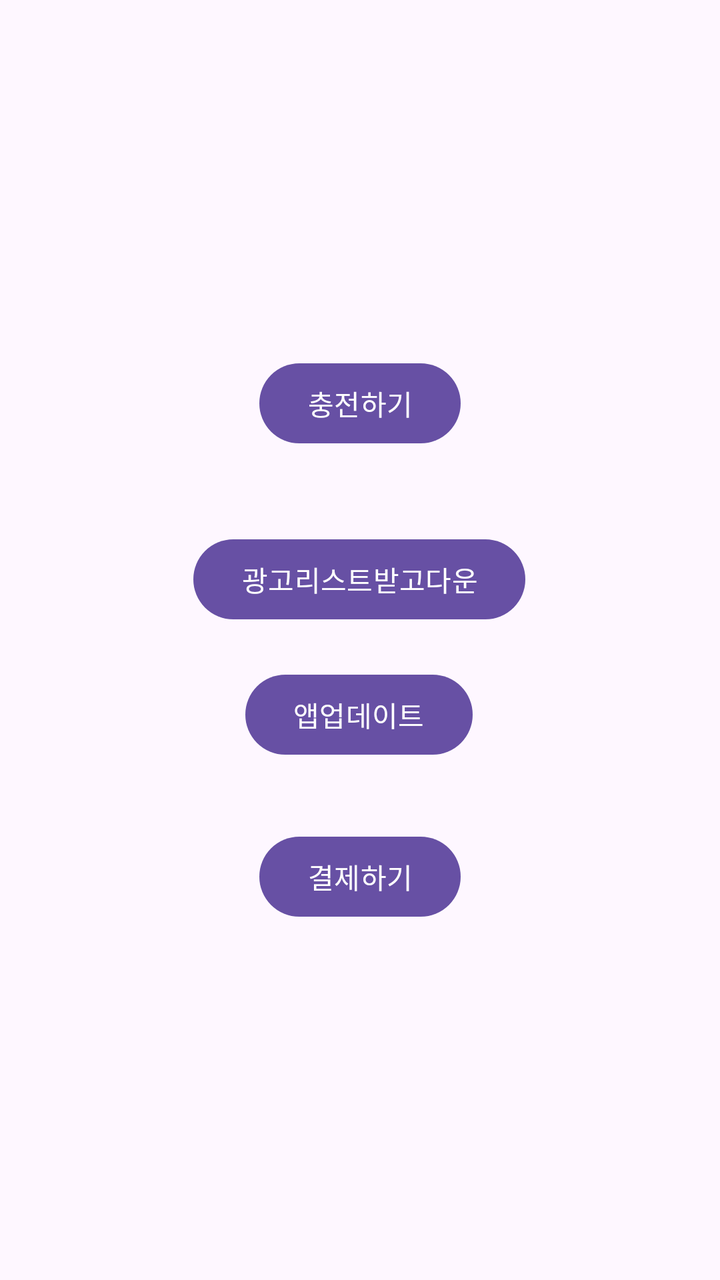
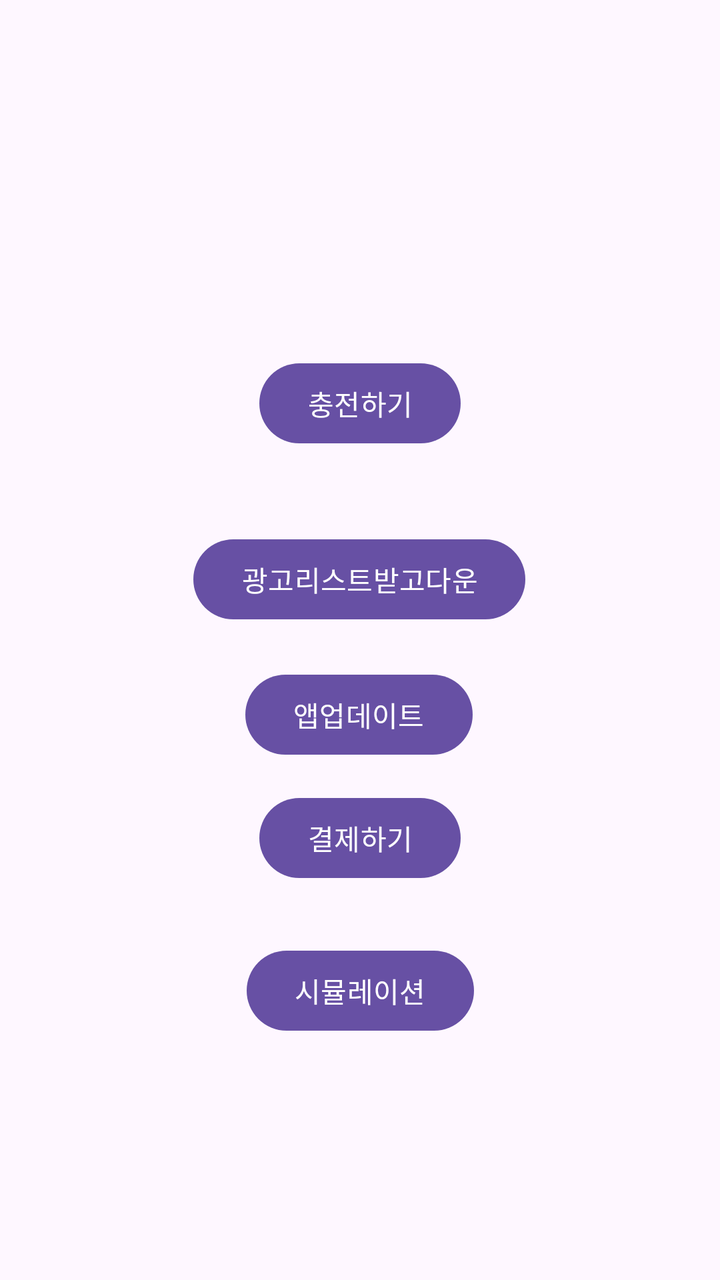

Screens rendered from an Android XML layout before and after an edit, with the pre-edit source and the edit as a unified diff.
<!-- AndroidManifest.xml: application theme Theme.Kiosk_electric_charger -->
<!-- res/layout/activity_second.xml -->
<?xml version="1.0" encoding="utf-8"?>
<androidx.constraintlayout.widget.ConstraintLayout xmlns:android="http://schemas.android.com/apk/res/android"
    xmlns:app="http://schemas.android.com/apk/res-auto"
    xmlns:tools="http://schemas.android.com/tools"
    android:layout_width="match_parent"
    android:layout_height="match_parent">

    <TextView
        android:id="@+id/second_version_tv"
        android:layout_width="wrap_content"
        android:layout_height="wrap_content"
        app:layout_constraintBottom_toBottomOf="parent"
        app:layout_constraintEnd_toEndOf="parent"
        app:layout_constraintHorizontal_bias="0.5"
        app:layout_constraintStart_toStartOf="parent"
        app:layout_constraintTop_toTopOf="parent"
        app:layout_constraintVertical_bias="0.95" />

    <Button
        android:id="@+id/second_btn01"
        android:layout_width="wrap_content"
        android:layout_height="wrap_content"
        android:text="충전하기"
        app:layout_constraintBottom_toBottomOf="parent"
        app:layout_constraintEnd_toEndOf="parent"
        app:layout_constraintStart_toStartOf="parent"
        app:layout_constraintTop_toTopOf="parent"
        app:layout_constraintVertical_bias="0.3" />

    <Button
        android:id="@+id/second_btn02"
        android:layout_width="wrap_content"
        android:layout_height="wrap_content"
        android:text="광고리스트받고다운"
        app:layout_constraintBottom_toBottomOf="parent"
        app:layout_constraintEnd_toEndOf="parent"
        app:layout_constraintHorizontal_bias="0.498"
        app:layout_constraintStart_toStartOf="parent"
        app:layout_constraintTop_toTopOf="parent"
        app:layout_constraintVertical_bias="0.449" />

    <Button
        android:id="@+id/second_btn03"
        android:layout_width="wrap_content"
        android:layout_height="wrap_content"
        android:text="앱업데이트"
        app:layout_constraintBottom_toBottomOf="parent"
        app:layout_constraintEnd_toEndOf="parent"
        app:layout_constraintHorizontal_bias="0.498"
        app:layout_constraintStart_toStartOf="parent"
        app:layout_constraintTop_toTopOf="parent"
        app:layout_constraintVertical_bias="0.563" />

    <Button
        android:id="@+id/second_btn04"
        android:layout_width="wrap_content"
        android:layout_height="wrap_content"
        android:text="결제하기"
        app:layout_constraintBottom_toBottomOf="parent"
        app:layout_constraintEnd_toEndOf="parent"
        app:layout_constraintStart_toStartOf="parent"
        app:layout_constraintTop_toTopOf="parent"
        app:layout_constraintVertical_bias="0.7" />

</androidx.constraintlayout.widget.ConstraintLayout>
<!-- resources referenced by this layout -->
<resources>
  <style name="Theme.Kiosk_electric_charger" parent="Base.Theme.Kiosk_electric_charger">
  
      </style>
  <style name="Base.Theme.Kiosk_electric_charger" parent="Theme.Material3.DayNight.NoActionBar">
          
          
          
          <item name="android:windowFullscreen">true</item>
          
          <item name="windowActionBar">false</item>
          <item name="windowNoTitle">true</item>
      </style>
</resources>

<!-- the commit's change to res/layout/activity_second.xml (unified diff, before → after) -->
@@ -51,6 +51,7 @@
         app:layout_constraintTop_toTopOf="parent"
         app:layout_constraintVertical_bias="0.563" />
 
+
     <Button
         android:id="@+id/second_btn04"
         android:layout_width="wrap_content"
@@ -60,6 +61,17 @@
         app:layout_constraintEnd_toEndOf="parent"
         app:layout_constraintStart_toStartOf="parent"
         app:layout_constraintTop_toTopOf="parent"
-        app:layout_constraintVertical_bias="0.7" />
+        app:layout_constraintVertical_bias="0.667" />
+
+    <Button
+        android:id="@+id/second_btn05"
+        android:layout_width="wrap_content"
+        android:layout_height="wrap_content"
+        android:text="시뮬레이션"
+        app:layout_constraintBottom_toBottomOf="parent"
+        app:layout_constraintEnd_toEndOf="parent"
+        app:layout_constraintStart_toStartOf="parent"
+        app:layout_constraintTop_toTopOf="parent"
+        app:layout_constraintVertical_bias="0.796" />
 
 </androidx.constraintlayout.widget.ConstraintLayout>
